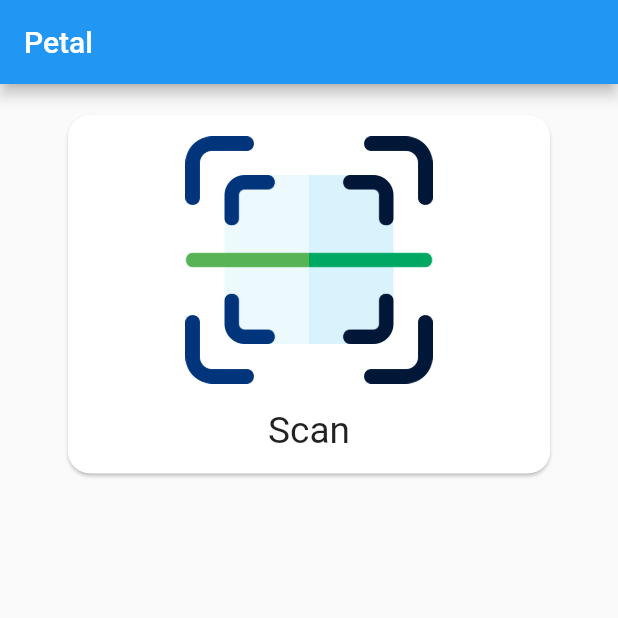
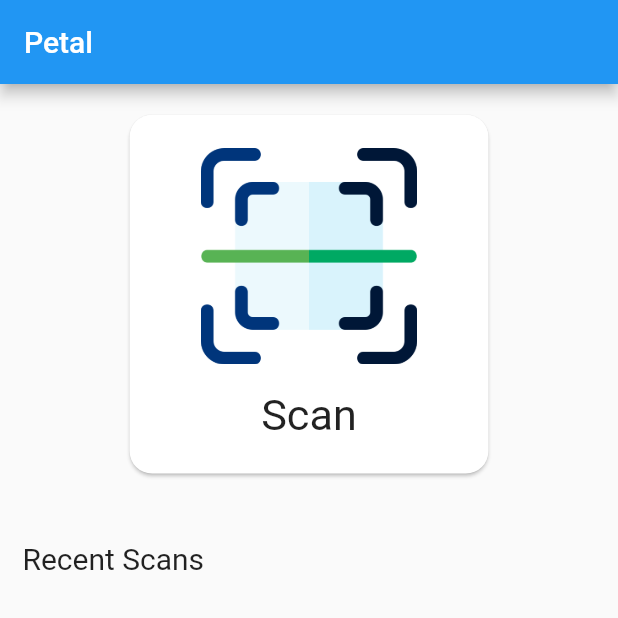
Before and after one commit to yash1200/Petals, a Flutter app: the screen it shows after launch, on a phone screen of 412 x 824 dp, the top half of it. Run offline on Flutter 3.47's test engine with Material 2 defaults, Android fonts, the phone set to English and light mode, and no system bars; our stand-ins replace font_awesome_flutter; missing offline and left inert: qr_code_scanner.

Commit message:
Recents Feature Added

```diff
--- /dev/null
+++ b/petal/lib/models/Recents.dart
@@ -0,0 +1,25 @@
+import 'dart:convert';
+
+List<Recent> recentFromJson(String str) => List<Recent>.from(json.decode(str).map((x) => Recent.fromJson(x)));
+
+String recentToJson(List<Recent> data) => json.encode(List<dynamic>.from(data.map((x) => x.toJson())));
+
+class Recent {
+  Recent({
+    this.id,
+    this.name,
+  });
+
+  String id;
+  String name;
+
+  factory Recent.fromJson(Map<String, dynamic> json) => Recent(
+    id: json["id"],
+    name: json["name"],
+  );
+
+  Map<String, dynamic> toJson() => {
+    "id": id,
+    "name": name,
+  };
+}
--- a/petal/lib/ui/HomePage.dart
+++ b/petal/lib/ui/HomePage.dart
@@ -1,6 +1,8 @@
 import 'package:flutter/material.dart';
 import 'package:petal/ui/ScarQr.dart';
 import 'package:petal/values/strings.dart';
+
+import 'RecentScan.dart';
 
 class HomePage extends StatefulWidget {
   @override
@@ -15,8 +17,12 @@ class _HomePageState extends State<HomePage> {
       appBar: AppBar(
         title: Text(Strings().appName),
       ),
-      body: Column(
-        crossAxisAlignment: CrossAxisAlignment.center,
+      body: SingleChildScrollView(
+        physics: BouncingScrollPhysics(),
+        child: Padding(
+          padding: EdgeInsets.only(left: 15, right: 15),
+          child: Column(
+            crossAxisAlignment: CrossAxisAlignment.start,
             children: [
               SizedBox(
                 height: size.height * 0.02,
@@ -30,16 +36,17 @@ class _HomePageState extends State<HomePage> {
                   },
                   child: Container(
                     height: size.height * 0.3,
-                width: size.width * 0.8,
+                    width: size.width * 0.6,
                     child: Card(
                       child: Column(
                         crossAxisAlignment: CrossAxisAlignment.center,
                         mainAxisAlignment: MainAxisAlignment.center,
+                        mainAxisSize: MainAxisSize.min,
                         children: [
                           Image.asset(
                             'assets/qr-code.png',
-                        height: size.width * 0.4,
-                        width: size.width * 0.4,
+                            height: size.width * 0.35,
+                            width: size.width * 0.35,
                           ),
                           SizedBox(
                             height: size.height * 0.02,
@@ -47,7 +54,7 @@ class _HomePageState extends State<HomePage> {
                           Text(
                             'Scan',
                             style: TextStyle(
-                          fontSize: size.height * 0.03,
+                              fontSize: size.height * 0.035,
                             ),
                           )
                         ],
@@ -59,7 +66,22 @@ class _HomePageState extends State<HomePage> {
                   ),
                 ),
               ),
+              SizedBox(
+                height: size.height * 0.05,
+              ),
+              Text(
+                'Recent Scans',
+                style: TextStyle(
+                  fontSize: 20,
+                ),
+              ),
+              SizedBox(
+                height: size.height * 0.03,
+              ),
+              RecentScan(),
             ],
+          ),
+        ),
       ),
     );
   }
--- a/petal/pubspec.yaml
+++ b/petal/pubspec.yaml
@@ -26,6 +26,7 @@ dependencies:
   qr_code_scanner:
   http:
   font_awesome_flutter:
+  path_provider:
 
 
   # The following adds the Cupertino Icons font to your application.
```
Also changed, not shown: petal/lib/ui/Menu.dart (+32 -0 lines), petal/lib/ui/MenuScreen.dart (+9 -0 lines), petal/lib/ui/RecentScan.dart (added, +92 -0 lines), petal/lib/ui/ScarQr.dart (+20 -9 lines), petal/pubspec.lock. Lines whose indentation alone changed are shown as unchanged.
